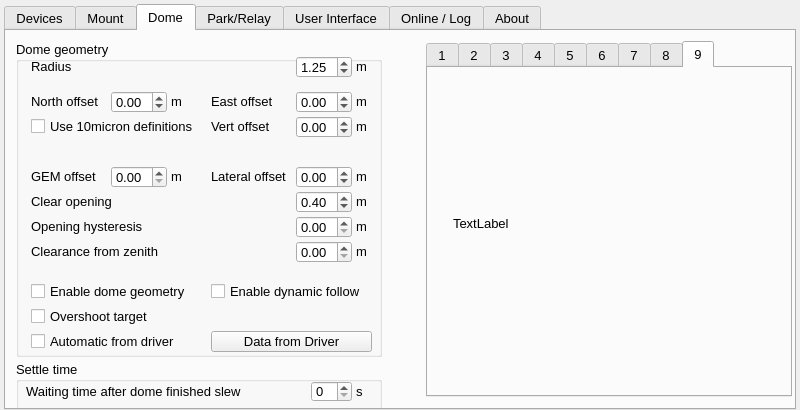
First picture: the form in src_add/widgets/setting.ui, repository mworion/MountWizzard4, before the edit.
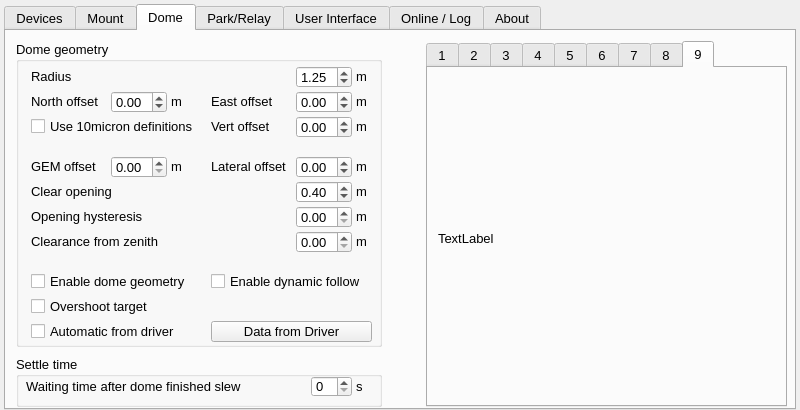
Second picture: the form after the edit. The open tabs and pages were chosen to show the change.

Diff of the .ui file:
```diff
--- a/src_add/widgets/setting.ui
+++ b/src_add/widgets/setting.ui
@@ -2487,7 +2487,7 @@
          <x>10</x>
          <y>10</y>
          <width>366</width>
-         <height>316</height>
+         <height>306</height>
         </rect>
        </property>
        <property name="title">
@@ -2500,7 +2500,7 @@
         <property name="geometry">
          <rect>
           <x>15</x>
-          <y>15</y>
+          <y>25</y>
           <width>121</width>
           <height>21</height>
          </rect>
@@ -2520,7 +2520,7 @@
         <property name="geometry">
          <rect>
           <x>155</x>
-          <y>125</y>
+          <y>115</y>
           <width>21</width>
           <height>21</height>
          </rect>
@@ -2600,7 +2600,7 @@
         <property name="geometry">
          <rect>
           <x>340</x>
-          <y>15</y>
+          <y>25</y>
           <width>21</width>
           <height>21</height>
          </rect>
@@ -2620,7 +2620,7 @@
         <property name="geometry">
          <rect>
           <x>15</x>
-          <y>240</y>
+          <y>230</y>
           <width>166</width>
           <height>21</height>
          </rect>
@@ -2709,7 +2709,7 @@
         <property name="geometry">
          <rect>
           <x>15</x>
-          <y>125</y>
+          <y>115</y>
           <width>81</width>
           <height>21</height>
          </rect>
@@ -2729,7 +2729,7 @@
         <property name="geometry">
          <rect>
           <x>280</x>
-          <y>15</y>
+          <y>25</y>
           <width>56</width>
           <height>22</height>
          </rect>
@@ -2841,7 +2841,7 @@
         <property name="geometry">
          <rect>
           <x>95</x>
-          <y>125</y>
+          <y>115</y>
           <width>56</width>
           <height>22</height>
          </rect>
@@ -2863,7 +2863,7 @@
         <property name="geometry">
          <rect>
           <x>195</x>
-          <y>290</y>
+          <y>280</y>
           <width>161</width>
           <height>21</height>
          </rect>
@@ -2876,7 +2876,7 @@
         <property name="geometry">
          <rect>
           <x>15</x>
-          <y>290</y>
+          <y>280</y>
           <width>151</width>
           <height>21</height>
          </rect>
@@ -2905,7 +2905,7 @@
         <property name="geometry">
          <rect>
           <x>280</x>
-          <y>125</y>
+          <y>115</y>
           <width>56</width>
           <height>22</height>
          </rect>
@@ -2930,7 +2930,7 @@
         <property name="geometry">
          <rect>
           <x>340</x>
-          <y>125</y>
+          <y>115</y>
           <width>21</width>
           <height>21</height>
          </rect>
@@ -2950,7 +2950,7 @@
         <property name="geometry">
          <rect>
           <x>195</x>
-          <y>125</y>
+          <y>115</y>
           <width>81</width>
           <height>21</height>
          </rect>
@@ -2970,7 +2970,7 @@
         <property name="geometry">
          <rect>
           <x>280</x>
-          <y>200</y>
+          <y>190</y>
           <width>56</width>
           <height>22</height>
          </rect>
@@ -2998,7 +2998,7 @@
         <property name="geometry">
          <rect>
           <x>340</x>
-          <y>150</y>
+          <y>140</y>
           <width>21</width>
           <height>21</height>
          </rect>
@@ -3018,7 +3018,7 @@
         <property name="geometry">
          <rect>
           <x>15</x>
-          <y>265</y>
+          <y>255</y>
           <width>166</width>
           <height>21</height>
          </rect>
@@ -3047,7 +3047,7 @@
         <property name="geometry">
          <rect>
           <x>15</x>
-          <y>175</y>
+          <y>165</y>
           <width>161</width>
           <height>21</height>
          </rect>
@@ -3067,7 +3067,7 @@
         <property name="geometry">
          <rect>
           <x>280</x>
-          <y>150</y>
+          <y>140</y>
           <width>56</width>
           <height>22</height>
          </rect>
@@ -3095,7 +3095,7 @@
         <property name="geometry">
          <rect>
           <x>195</x>
-          <y>240</y>
+          <y>230</y>
           <width>166</width>
           <height>21</height>
          </rect>
@@ -3124,7 +3124,7 @@
         <property name="geometry">
          <rect>
           <x>15</x>
-          <y>200</y>
+          <y>190</y>
           <width>186</width>
           <height>21</height>
          </rect>
@@ -3144,7 +3144,7 @@
         <property name="geometry">
          <rect>
           <x>340</x>
-          <y>200</y>
+          <y>190</y>
           <width>21</width>
           <height>21</height>
          </rect>
@@ -3164,7 +3164,7 @@
         <property name="geometry">
          <rect>
           <x>15</x>
-          <y>150</y>
+          <y>140</y>
           <width>121</width>
           <height>21</height>
          </rect>
@@ -3184,7 +3184,7 @@
         <property name="geometry">
          <rect>
           <x>340</x>
-          <y>175</y>
+          <y>165</y>
           <width>21</width>
           <height>21</height>
          </rect>
@@ -3204,7 +3204,7 @@
         <property name="geometry">
          <rect>
           <x>280</x>
-          <y>175</y>
+          <y>165</y>
           <width>56</width>
           <height>22</height>
          </rect>
@@ -3262,7 +3262,7 @@
        <property name="geometry">
         <rect>
          <x>10</x>
-         <y>330</y>
+         <y>325</y>
          <width>366</width>
          <height>51</height>
         </rect>
@@ -3360,8 +3360,8 @@
         <rect>
          <x>420</x>
          <y>10</y>
-         <width>366</width>
-         <height>356</height>
+         <width>361</width>
+         <height>366</height>
         </rect>
        </property>
        <property name="tabPosition">
@@ -3620,10 +3620,10 @@
         <widget class="QLabel" name="picDome9">
          <property name="geometry">
           <rect>
-           <x>25</x>
+           <x>10</x>
            <y>5</y>
-           <width>300</width>
-           <height>300</height>
+           <width>330</width>
+           <height>330</height>
           </rect>
          </property>
          <property name="frameShape">
```
Left out of the diff: 568 changed lines with no effect on the pictures.
